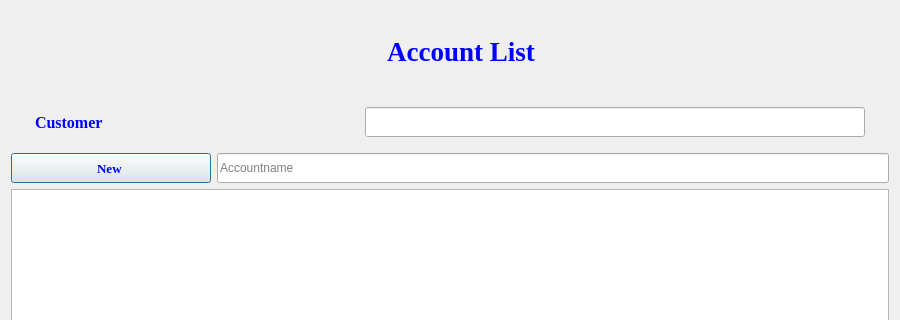
This is accountlist.ui in jonathansaetre/BankSystem as Qt 5 draws it before an edit; both pictures show x 0 to 900 and y 0 to 320 of the 900 by 700 pixel window. The edited form follows.
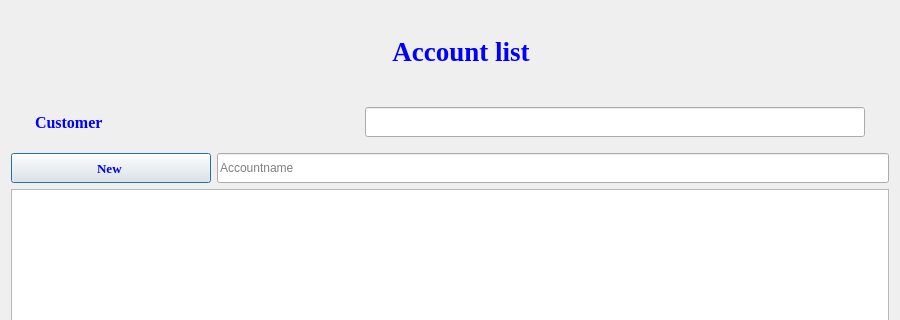
This is the edited form.

The edit to the form file:
```diff
--- a/accountlist.ui
+++ b/accountlist.ui
@@ -52,7 +52,7 @@
       <string notr="true">color:blue</string>
      </property>
      <property name="text">
-      <string>Account List</string>
+      <string>Account list</string>
      </property>
      <property name="alignment">
       <set>Qt::AlignCenter</set>
```
